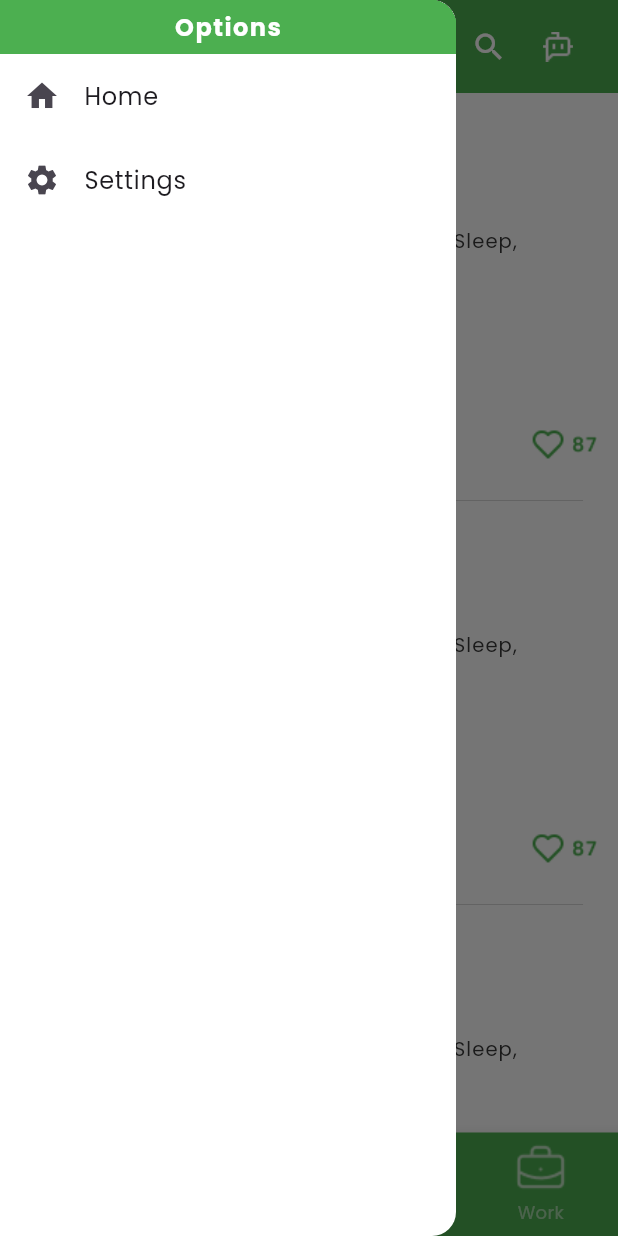
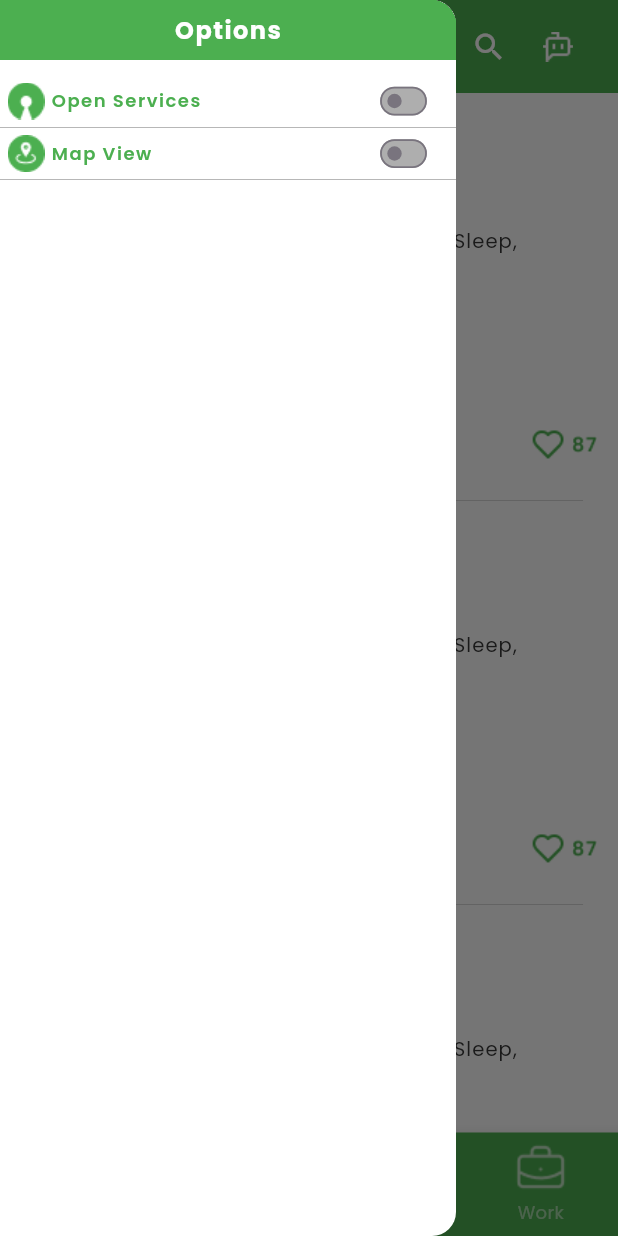
Before and after one commit to Noorullah178632/internship_project, a Flutter app: the screen it shows after launch, with the side drawer open, on a phone screen of 412 x 824 dp. Run offline on Flutter 3.47's test engine with Material 3 defaults, Android fonts, the phone set to English and light mode, and no system bars; our stand-ins replace google_fonts; missing offline and left inert: dart:js_interop.

Commit message:
new data added

```diff
--- a/lib/main.dart
+++ b/lib/main.dart
@@ -1,6 +1,7 @@
 import 'package:first_app/utils/Routes/routes.dart';
 import 'package:first_app/utils/Routes/routes_navigation.dart';
 import 'package:first_app/view_models/bottom_view_nav.dart';
+import 'package:first_app/view_models/switch_view_model.dart';
 import 'package:google_fonts/google_fonts.dart';
 import 'package:flutter/material.dart';
 import 'package:provider/provider.dart';
@@ -8,7 +9,10 @@ import 'package:provider/provider.dart';
 void main() {
   runApp(
     MultiProvider(
-      providers: [ChangeNotifierProvider(create: (_) => BottomNav())],
+      providers: [
+        ChangeNotifierProvider(create: (_) => BottomNav()),
+        ChangeNotifierProvider(create: (_) => SwitchViewModel()),
+      ],
       child: MyApp(),
     ),
   );
@@ -36,3 +40,4 @@ class MyApp extends StatelessWidget {
     );
   }
 }
+//i will start my work from the Drawer screen present in the View section
--- /dev/null
+++ b/lib/view_models/switch_view_model.dart
@@ -0,0 +1,18 @@
+import 'package:flutter/foundation.dart';
+import 'package:flutter/material.dart';
+
+class SwitchViewModel extends ChangeNotifier {
+  //first switch toggle
+  bool toggle = false;
+  void toggleSwitch(bool value) {
+    toggle = value;
+    notifyListeners();
+  }
+
+  //second switch toggle
+  bool toggle2 = false;
+  void toggleSwitch2(bool value) {
+    toggle2 = value;
+    notifyListeners();
+  }
+}
--- a/lib/views/homescreens/drawer_view_screen.dart
+++ b/lib/views/homescreens/drawer_view_screen.dart
@@ -1,4 +1,9 @@
+import 'dart:js_interop';
+
+import 'package:first_app/utils/Appcolors.dart';
+import 'package:first_app/view_models/switch_view_model.dart';
 import 'package:flutter/material.dart';
+import 'package:provider/provider.dart';
 
 class Mydrawer extends StatefulWidget {
   const Mydrawer({super.key});
@@ -15,9 +20,10 @@ class _MydrawerState extends State<Mydrawer> {
       child: ListView(
         padding: EdgeInsets.zero,
         children: [
+          //header of the drawer
           Container(
             width: double.infinity,
-            height: 36,
+            height: 40,
             decoration: BoxDecoration(color: Colors.green),
             child: Center(
               child: Text(
@@ -32,15 +38,121 @@ class _MydrawerState extends State<Mydrawer> {
               ),
             ),
           ),
-          ListTile(
-            leading: const Icon(Icons.home),
-            title: const Text('Home'),
-            onTap: () {},
+          SizedBox(height: 10),
+          //Switch toggle 1
+          Consumer<SwitchViewModel>(
+            builder: (context, togg, child) {
+              return Container(
+                width: double.infinity,
+                height: 35,
+                decoration: BoxDecoration(
+                  border: Border(
+                    bottom: BorderSide(color: Color(0XFF5E5E5E), width: 0.3),
+                  ),
+                ),
+                child: Padding(
+                  padding: EdgeInsets.all(5),
+                  child: Row(
+                    mainAxisAlignment: MainAxisAlignment.spaceBetween,
+                    children: [
+                      Row(
+                        children: [
+                          Image(
+                            image: AssetImage(
+                              "assets/images/icons/open_services.png",
+                            ),
+                            width: 25,
+                            height: 25,
+                          ),
+                          SizedBox(width: 4),
+                          Text(
+                            "Open Services",
+                            style: TextStyle(
+                              fontWeight: FontWeight.w600,
+                              fontSize: 12,
+                              height: 1.5,
+                              letterSpacing: 1,
+                              color: Appcolors.primarColor,
+                            ),
+                          ),
+                        ],
+                      ),
+
+                      Transform.scale(
+                        scale: 0.6,
+                        child: Switch(
+                          activeTrackColor: Appcolors.primarColor,
+                          inactiveTrackColor: Color(0XFFAEAEAE),
+
+                          value: togg.toggle,
+                          onChanged: (newValue) {
+                            togg.toggleSwitch(newValue);
+                          },
+                        ),
+                      ),
+                    ],
+                  ),
+                ),
+              );
+            },
           ),
-          ListTile(
-            leading: const Icon(Icons.settings),
-            title: const Text('Settings'),
-            onTap: () {},
+          //switch toggle 2
+          Consumer<SwitchViewModel>(
+            builder: (builder, togg2, cotext) {
+              return Container(
+                width: double.infinity,
+                height: 35,
+                decoration: BoxDecoration(
+                  border: Border(
+                    bottom: BorderSide(color: Color(0XFF5E5E5E), width: 0.3),
+                  ),
+                ),
+                child: Padding(
+                  padding: EdgeInsetsGeometry.all(5),
+
+                  child: Row(
+                    mainAxisAlignment: MainAxisAlignment.spaceBetween,
+                    children: [
+                      Row(
+                        children: [
+                          Image(
+                            image: AssetImage(
+                              "assets/images/icons/map_view.png",
+                            ),
+                            width: 25,
+                            height: 25,
+                          ),
+                          SizedBox(width: 4),
+                          Text(
+                            "Map View",
+                            style: TextStyle(
+                              color: Appcolors.primarColor,
+                              fontSize: 12,
+                              fontWeight: FontWeight.w600,
+                              height: 1.5,
+                              letterSpacing: 1,
+                            ),
+                          ),
+                        ],
+                      ),
+                      Transform.scale(
+                        scale: 0.6,
+                        child: Switch(
+                          activeTrackColor: Appcolors.primarColor,
+                          // activeColor: Appcolors.primarColor,
+                          inactiveTrackColor: Color(0XFFAEAEAE),
+
+                          value: togg2.toggle2,
+                          onChanged: (newValue) {
+                            togg2.toggleSwitch2(newValue);
+                          },
+                        ),
+                      ),
+                    ],
+                  ),
+                ),
+              );
+            },
           ),
         ],
       ),
--- a/lib/views/homescreens/homescreens.dart
+++ b/lib/views/homescreens/homescreens.dart
@@ -37,9 +37,8 @@ class _HomescreensState extends State<Homescreens> {
                       onPressed: () {},
                       icon: Image.asset(
                         "assets/images/icons/location.png",
-                        width: 20,
-                        height: 20,
-                        color: Colors.white,
+                        width: 24,
+                        height: 24,
                       ),
                     ),
                   ],
```
Also changed, not shown: assets/images/icons/About.png (added), assets/images/icons/Donate.png (added), assets/images/icons/Language.png (added), assets/images/icons/Star 2.png (added), assets/images/icons/Volunteer.png (added), assets/images/icons/disconnect.png (added), assets/images/icons/feedback.png (added), assets/images/icons/login.png (added), assets/images/icons/map_view.png (added), assets/images/icons/open_services.png (added), assets/images/icons/privacy policy.png (added), assets/images/icons/question-mark.png (added), 1 other file.
